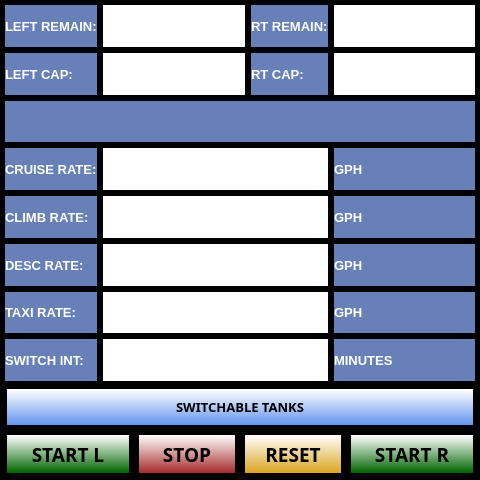
UnexplodedMinds/Stratofier, file ui/FuelTanksDialog.ui: the form before one commit.
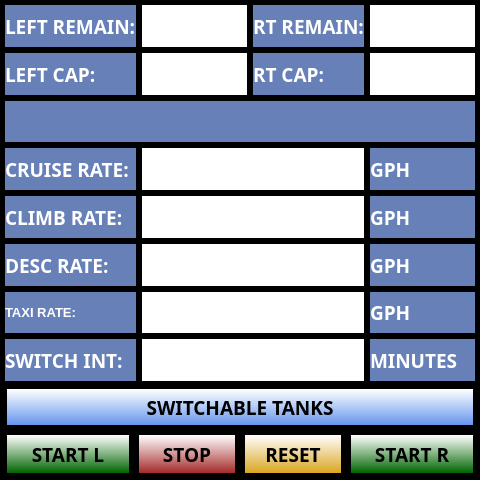
The form after the commit. Icons and pictures are not drawn. Custom widgets are drawn as their Qt base class.

```diff
--- a/ui/FuelTanksDialog.ui
+++ b/ui/FuelTanksDialog.ui
@@ -221,7 +221,8 @@
      </property>
      <property name="font">
       <font>
-       <pointsize>10</pointsize>
+       <family>Agency FB</family>
+       <pointsize>14</pointsize>
        <weight>75</weight>
        <bold>true</bold>
       </font>
@@ -311,7 +312,7 @@
      </property>
      <property name="font">
       <font>
-       <family>Piboto</family>
+       <family>Agency FB</family>
        <pointsize>18</pointsize>
        <weight>75</weight>
        <bold>true</bold>
@@ -402,7 +403,7 @@
      </property>
      <property name="font">
       <font>
-       <family>Piboto</family>
+       <family>Agency FB</family>
        <pointsize>18</pointsize>
        <weight>75</weight>
        <bold>true</bold>
@@ -514,7 +515,8 @@
      </property>
      <property name="font">
       <font>
-       <pointsize>10</pointsize>
+       <family>Agency FB</family>
+       <pointsize>14</pointsize>
        <weight>75</weight>
        <bold>true</bold>
       </font>
@@ -625,7 +627,8 @@
      </property>
      <property name="font">
       <font>
-       <pointsize>10</pointsize>
+       <family>Agency FB</family>
+       <pointsize>14</pointsize>
        <weight>75</weight>
        <bold>true</bold>
       </font>
@@ -715,7 +718,7 @@
      </property>
      <property name="font">
       <font>
-       <family>Piboto</family>
+       <family>Agency FB</family>
        <pointsize>18</pointsize>
        <weight>75</weight>
        <bold>true</bold>
@@ -1024,7 +1027,8 @@
      </property>
      <property name="font">
       <font>
-       <pointsize>10</pointsize>
+       <family>Agency FB</family>
+       <pointsize>14</pointsize>
        <weight>75</weight>
        <bold>true</bold>
       </font>
@@ -1135,7 +1139,8 @@
      </property>
      <property name="font">
       <font>
-       <pointsize>10</pointsize>
+       <family>Agency FB</family>
+       <pointsize>14</pointsize>
        <weight>75</weight>
        <bold>true</bold>
       </font>
@@ -1246,7 +1251,8 @@
      </property>
      <property name="font">
       <font>
-       <pointsize>10</pointsize>
+       <family>Agency FB</family>
+       <pointsize>14</pointsize>
        <weight>75</weight>
        <bold>true</bold>
       </font>
@@ -1357,7 +1363,8 @@
      </property>
      <property name="font">
       <font>
-       <pointsize>10</pointsize>
+       <family>Agency FB</family>
+       <pointsize>14</pointsize>
        <weight>75</weight>
        <bold>true</bold>
       </font>
@@ -1468,7 +1475,8 @@
      </property>
      <property name="font">
       <font>
-       <pointsize>10</pointsize>
+       <family>Agency FB</family>
+       <pointsize>14</pointsize>
        <weight>75</weight>
        <bold>true</bold>
       </font>
@@ -1579,7 +1587,8 @@
      </property>
      <property name="font">
       <font>
-       <pointsize>10</pointsize>
+       <family>Agency FB</family>
+       <pointsize>14</pointsize>
        <weight>75</weight>
        <bold>true</bold>
       </font>
@@ -1690,7 +1699,8 @@
      </property>
      <property name="font">
       <font>
-       <pointsize>10</pointsize>
+       <family>Agency FB</family>
+       <pointsize>14</pointsize>
        <weight>75</weight>
        <bold>true</bold>
       </font>
@@ -1780,7 +1790,7 @@
      </property>
      <property name="font">
       <font>
-       <family>Piboto</family>
+       <family>Agency FB</family>
        <pointsize>18</pointsize>
        <weight>75</weight>
        <bold>true</bold>
@@ -1871,7 +1881,7 @@
      </property>
      <property name="font">
       <font>
-       <family>Piboto</family>
+       <family>Agency FB</family>
        <pointsize>18</pointsize>
        <weight>75</weight>
        <bold>true</bold>
@@ -1962,7 +1972,7 @@
      </property>
      <property name="font">
       <font>
-       <family>Piboto</family>
+       <family>Agency FB</family>
        <pointsize>18</pointsize>
        <weight>75</weight>
        <bold>true</bold>
@@ -2074,7 +2084,8 @@
      </property>
      <property name="font">
       <font>
-       <pointsize>10</pointsize>
+       <family>Agency FB</family>
+       <pointsize>14</pointsize>
        <weight>75</weight>
        <bold>true</bold>
       </font>
@@ -2185,7 +2196,8 @@
      </property>
      <property name="font">
       <font>
-       <pointsize>10</pointsize>
+       <family>Agency FB</family>
+       <pointsize>14</pointsize>
        <weight>75</weight>
        <bold>true</bold>
       </font>
@@ -2275,7 +2287,7 @@
      </property>
      <property name="font">
       <font>
-       <family>Piboto</family>
+       <family>Agency FB</family>
        <pointsize>18</pointsize>
        <weight>75</weight>
        <bold>true</bold>
@@ -2366,7 +2378,7 @@
      </property>
      <property name="font">
       <font>
-       <family>Piboto</family>
+       <family>Agency FB</family>
        <pointsize>18</pointsize>
        <weight>75</weight>
        <bold>true</bold>
@@ -2457,7 +2469,7 @@
      </property>
      <property name="font">
       <font>
-       <family>Piboto</family>
+       <family>Agency FB</family>
        <pointsize>18</pointsize>
        <weight>75</weight>
        <bold>true</bold>
@@ -2490,8 +2502,8 @@
      </property>
      <property name="font">
       <font>
-       <family>Piboto</family>
-       <pointsize>10</pointsize>
+       <family>Agency FB</family>
+       <pointsize>14</pointsize>
        <weight>75</weight>
        <bold>true</bold>
       </font>
@@ -2606,7 +2618,8 @@
      </property>
      <property name="font">
       <font>
-       <pointsize>10</pointsize>
+       <family>Agency FB</family>
+       <pointsize>14</pointsize>
        <weight>75</weight>
        <bold>true</bold>
       </font>
```
Left out of the diff: 8 changed lines with no effect on the pictures.
